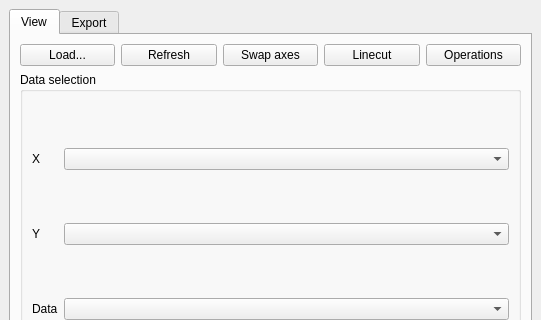
Old version of the form qtplot/ui/main.ui in the repository Rubenknex/qtplot; both pictures show x 0 to 541 and y 0 to 320 of the 541 by 766 pixel window.
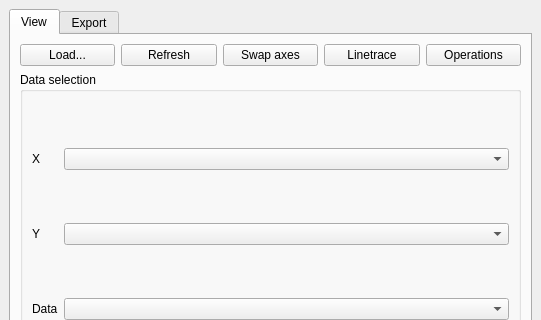
New version of the form.

Patch:
```diff
--- a/qtplot/ui/main.ui
+++ b/qtplot/ui/main.ui
@@ -64,7 +64,7 @@
           <item>
            <widget class="QPushButton" name="b_linecut">
             <property name="text">
-             <string>Linecut</string>
+             <string>Linetrace</string>
             </property>
            </widget>
           </item>
```
Left out of the diff: 5 changed lines with no effect on the pictures.
